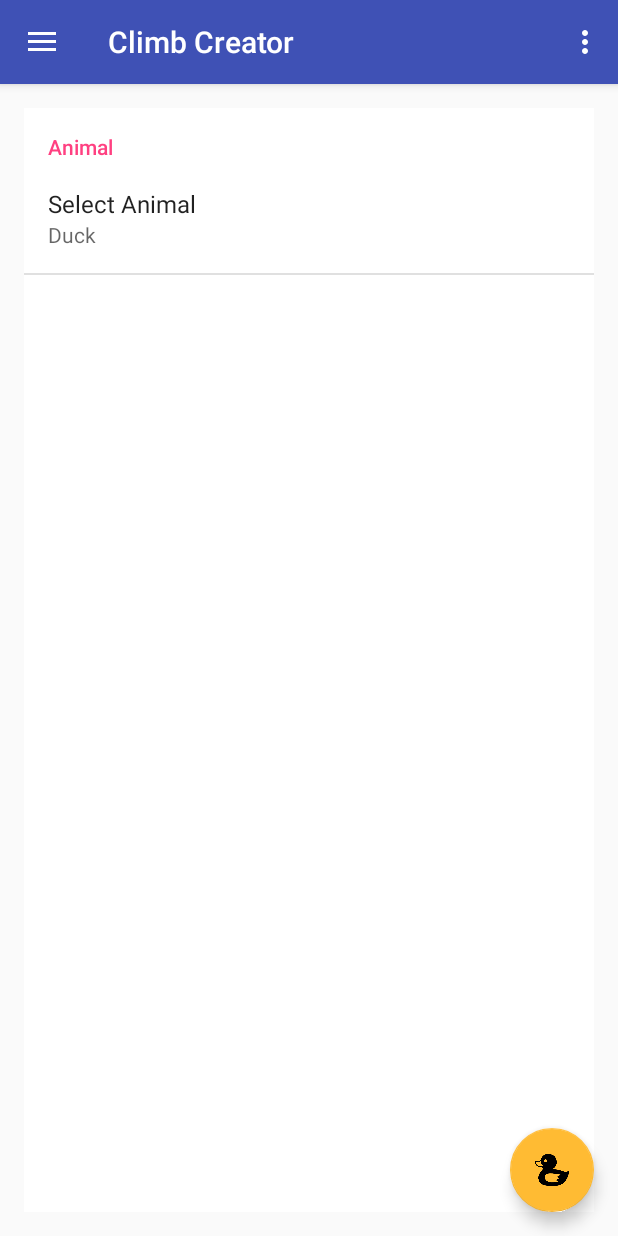
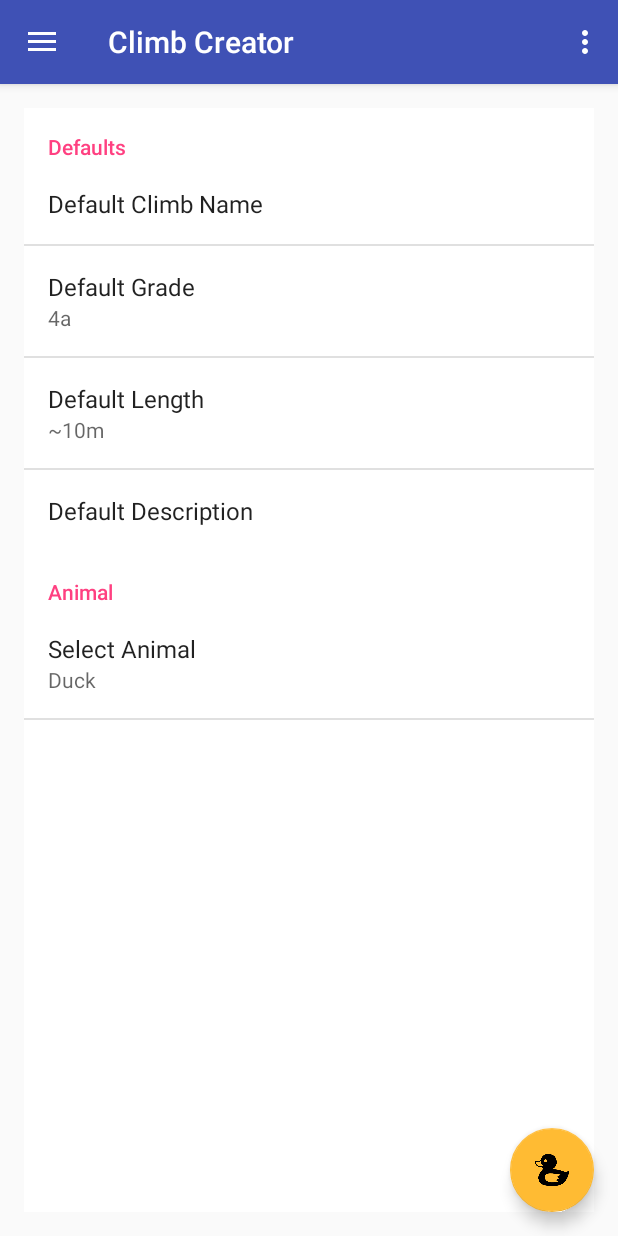
Before and after one commit to jj05y/ClimbingLogAndroidApp, an Android app: the screen it shows after launch (MainActivity), in the options menu, after a tap on "Settings", on a phone screen of 412 x 824 dp. Run offline under Robolectric (Android 15) with nearby library versions, the phone set to English and light mode, and no system bars; pictures from the network do not load.

Commit message:
more reasonable preferences added

```diff
--- a/app/src/main/AndroidManifest.xml
+++ b/app/src/main/AndroidManifest.xml
@@ -21,7 +21,8 @@
         </activity>
         <activity
             android:name="nils.and.lamp.app.Activities.ClimbDetailView"
-            android:screenOrientation="portrait"></activity>
+            android:screenOrientation="portrait">
+        </activity>
     </application>
     <uses-permission android:name="android.permission.READ_EXTERNAL_STORAGE" /> <!-- this line is future proof -->
     <uses-permission android:name="android.permission.WRITE_EXTERNAL_STORAGE" />
--- a/app/src/main/java/nils/and/lamp/app/Activities/ClimbDetailView.java
+++ b/app/src/main/java/nils/and/lamp/app/Activities/ClimbDetailView.java
@@ -13,6 +13,8 @@ import android.support.v7.app.AppCompatActivity;
 import android.os.Bundle;
 import android.util.Log;
 import android.view.View;
+import android.view.WindowManager;
+import android.view.inputmethod.InputMethodManager;
 import android.widget.ArrayAdapter;
 import android.widget.Button;
 import android.widget.EditText;
@@ -49,12 +51,12 @@ public class ClimbDetailView extends AppCompatActivity {
 
         context = this;
 
+
         Intent intent = getIntent();
         climb = (Climb) intent.getSerializableExtra("Climb");
         Log.d("FRAG", "WOOOO: " + climb);
 
         database = new ClimbDataBaseHandler(this);
-
 
         imageView = (ImageView) findViewById(R.id.detailview_image);
 
--- a/app/src/main/java/nils/and/lamp/app/Fragments/ClimbBrowser.java
+++ b/app/src/main/java/nils/and/lamp/app/Fragments/ClimbBrowser.java
@@ -2,6 +2,7 @@ package nils.and.lamp.app.Fragments;
 
 import android.content.Context;
 import android.content.Intent;
+import android.graphics.Color;
 import android.net.Uri;
 import android.os.Bundle;
 import android.support.v4.app.Fragment;
@@ -41,7 +42,7 @@ public class ClimbBrowser extends Fragment {
     public View onCreateView(final LayoutInflater inflater, ViewGroup container,
                              Bundle savedInstanceState) {
         // Inflate the layout for this fragment
-        View rootView = inflater.inflate(R.layout.fragment_joe, container, false);
+        View rootView = inflater.inflate(R.layout.fragment_climb_browser, container, false);
         Log.d("FRAG", "create");
         climbsList = (ListView) rootView.findViewById(R.id.listview_climbs);
 
@@ -88,6 +89,8 @@ public class ClimbBrowser extends Fragment {
             ((ClimbListAdapter)climbsList.getAdapter()).notifyDataSetChanged();
         }
         super.onResume();
+        getView().setBackgroundColor(Color.WHITE);
+
     }
 
     @Override
--- a/app/src/main/java/nils/and/lamp/app/Fragments/ClimbCreator.java
+++ b/app/src/main/java/nils/and/lamp/app/Fragments/ClimbCreator.java
@@ -7,6 +7,7 @@ import android.content.Intent;
 import android.content.pm.PackageManager;
 import android.graphics.Bitmap;
 import android.graphics.BitmapFactory;
+import android.graphics.Color;
 import android.net.Uri;
 import android.os.AsyncTask;
 import android.os.Bundle;
@@ -114,7 +115,7 @@ public class ClimbCreator extends Fragment {
     public View onCreateView(LayoutInflater inflater, ViewGroup container,
                              Bundle savedInstanceState) {
         // Inflate the layout for this fragment
-        rootView = inflater.inflate(R.layout.fragment_nils, container, false);
+        rootView = inflater.inflate(R.layout.fragment_climb_creator, container, false);
 
         if (savedInstanceState != null) {
             // restore camera capture temp filename
@@ -423,6 +424,13 @@ public class ClimbCreator extends Fragment {
         mListener = null;
     }
 
+    @Override
+    public void onResume() {
+        super.onResume();
+        getView().setBackgroundColor(Color.WHITE);
+
+    }
+
     /**
      * This interface must be implemented by activities that contain this
      * fragment to allow an interaction in this fragment to be communicated
--- a/app/src/main/java/nils/and/lamp/app/Fragments/PrefsFragment.java
+++ b/app/src/main/java/nils/and/lamp/app/Fragments/PrefsFragment.java
@@ -3,6 +3,7 @@ package nils.and.lamp.app.Fragments;
 import android.content.SharedPreferences;
 import android.graphics.Color;
 import android.os.Bundle;
+import android.preference.EditTextPreference;
 import android.preference.PreferenceFragment;
 import android.preference.PreferenceManager;
 import android.support.design.widget.FloatingActionButton;
@@ -13,12 +14,20 @@ import nils.and.lamp.app.R;
 public class PrefsFragment extends PreferenceFragment implements SharedPreferences.OnSharedPreferenceChangeListener {
 
 
+    private EditTextPreference nameEditTextpref;
+    private EditTextPreference descEditTextpref;
 
     @Override
     public void onCreate(Bundle savedInstanceState) {
         super.onCreate(savedInstanceState);
 
         addPreferencesFromResource(R.xml.preferences);
+
+        nameEditTextpref = (EditTextPreference) findPreference("default_name");
+        nameEditTextpref.setSummary(nameEditTextpref.getText());
+
+        descEditTextpref = (EditTextPreference) findPreference("default_desc");
+        descEditTextpref.setSummary(descEditTextpref.getText());
 
     }
 
@@ -43,9 +52,16 @@ public class PrefsFragment extends PreferenceFragment implements SharedPreferenc
             case "Duck":
                 fab.setImageResource(R.drawable.duck);
                 break;
+            case "Donkey":
+                fab.setImageResource(R.drawable.donkey);
+                break;
             default:
                 fab.setImageResource(R.drawable.duck);
         }
+        nameEditTextpref.setSummary(nameEditTextpref.getText());
+        descEditTextpref.setSummary(nameEditTextpref.getText());
+
+
     }
 
     @Override
--- a/app/src/main/res/layout/activity_climb_detail_view.xml
+++ b/app/src/main/res/layout/activity_climb_detail_view.xml
@@ -102,7 +102,8 @@
                 android:layout_marginLeft="@dimen/md_keylines"
                 android:layout_marginRight="@dimen/md_keylines"
                 android:layout_marginTop="@dimen/md_keylines"
-                android:text="@string/label_desc" />
+                android:text="@string/label_desc"
+                />
 
             <android.support.v7.widget.AppCompatEditText
                 android:id="@+id/detailview_desc"
@@ -115,7 +116,8 @@
                 android:ellipsize="end"
                 android:textColor="@color/dark_grey"
                 android:textSize="@dimen/article_subheading"
-                tools:text="@string/log_desc" />
+                tools:text="@string/log_desc"
+                android:inputType="text" />
         </android.support.v7.widget.LinearLayoutCompat>
 
 
--- a/app/src/main/res/layout/fragment_nils.xml
+++ b/app/src/main/res/layout/fragment_climb_creator.xml
@@ -57,7 +57,8 @@
                 android:layout_marginTop="@dimen/md_keylines"
                 android:textAppearance="@style/TextAppearance.AppCompat.Title"
                 android:textColor="@color/dark_grey"
-                tools:text="@string/log_title" />
+                tools:text="@string/log_title"
+                android:inputType="text" />
         </android.support.v7.widget.LinearLayoutCompat>
 
         <android.support.v7.widget.LinearLayoutCompat
@@ -115,7 +116,8 @@
                 android:ellipsize="end"
                 android:textColor="@color/dark_grey"
                 android:textSize="@dimen/article_subheading"
-                tools:text="@string/log_desc" />
+                tools:text="@string/log_desc"
+                android:inputType="text" />
         </android.support.v7.widget.LinearLayoutCompat>
 
 
--- a/app/src/main/res/values/arrays.xml
+++ b/app/src/main/res/values/arrays.xml
@@ -33,5 +33,6 @@
     <string-array name="entries_list_animal_array">
         <item>Duck</item>
         <item>Pig</item>
+        <item>Donkey</item>
     </string-array>
 </resources>
--- a/app/src/main/res/values/strings.xml
+++ b/app/src/main/res/values/strings.xml
@@ -39,6 +39,13 @@
     <string name="dialog_title_select_animal">Select Animal</string>
     <string name="summary_units">Select which animal to use</string>
     <string name="default_animal">Duck</string>
+    <string name="Defaults">Defaults</string>
+    <string name="dialog_title_select_default_grade">Default Grade</string>
+    <string name="default_grade">4a</string>
+    <string name="dialog_title_select_default_length">Default Length</string>
+    <string name="default_length">~10m</string>
+    <string name="dialog_title_select_default_name">Default Climb Name</string>
+    <string name="dialog_title_select_default_desc">Default Description</string>
 
 
 </resources>
--- a/app/src/main/res/xml/preferences.xml
+++ b/app/src/main/res/xml/preferences.xml
@@ -1,5 +1,42 @@
 <?xml version="1.0" encoding="utf-8"?>
 <PreferenceScreen xmlns:android="http://schemas.android.com/apk/res/android">
+
+
+    <PreferenceCategory android:title="@string/Defaults">
+
+        <EditTextPreference
+            android:dialogTitle="@string/dialog_title_select_default_name"
+            android:key="default_name"
+            android:title="@string/dialog_title_select_default_name"
+            android:persistent="true"
+            android:defaultValue="" />
+
+        <ListPreference
+            android:dialogTitle="@string/dialog_title_select_default_grade"
+            android:entries="@array/grade_array"
+            android:entryValues="@array/grade_array"
+            android:key="default_grade"
+            android:summary="%s"
+            android:title="@string/dialog_title_select_default_grade"
+            android:defaultValue="@string/default_grade"/>
+
+        <ListPreference
+            android:dialogTitle="@string/dialog_title_select_default_length"
+            android:entries="@array/length_array"
+            android:entryValues="@array/length_array"
+            android:key="default_length"
+            android:summary="%s"
+            android:title="@string/dialog_title_select_default_length"
+            android:defaultValue="@string/default_length"/>
+
+        <EditTextPreference
+            android:dialogTitle="@string/dialog_title_select_default_desc"
+            android:key="default_desc"
+            android:title="@string/dialog_title_select_default_desc"
+            android:persistent="true"
+            android:defaultValue="" />
+
+    </PreferenceCategory>
 
 
     <PreferenceCategory android:title="@string/Animal">
@@ -15,4 +52,6 @@
     </PreferenceCategory>
 
 
+
+
 </PreferenceScreen>
```
Also changed, not shown: app/src/main/java/nils/and/lamp/app/Activities/MainActivity.java (+7 -0 lines), app/src/main/java/nils/and/lamp/app/Fragments/TestGps.java (+6 -2 lines), app/src/main/res/drawable-v21/donkey.png (added), app/src/main/res/layout/fragment_climb_browser.xml (renamed from app/src/main/res/layout/fragment_joe.xml).
